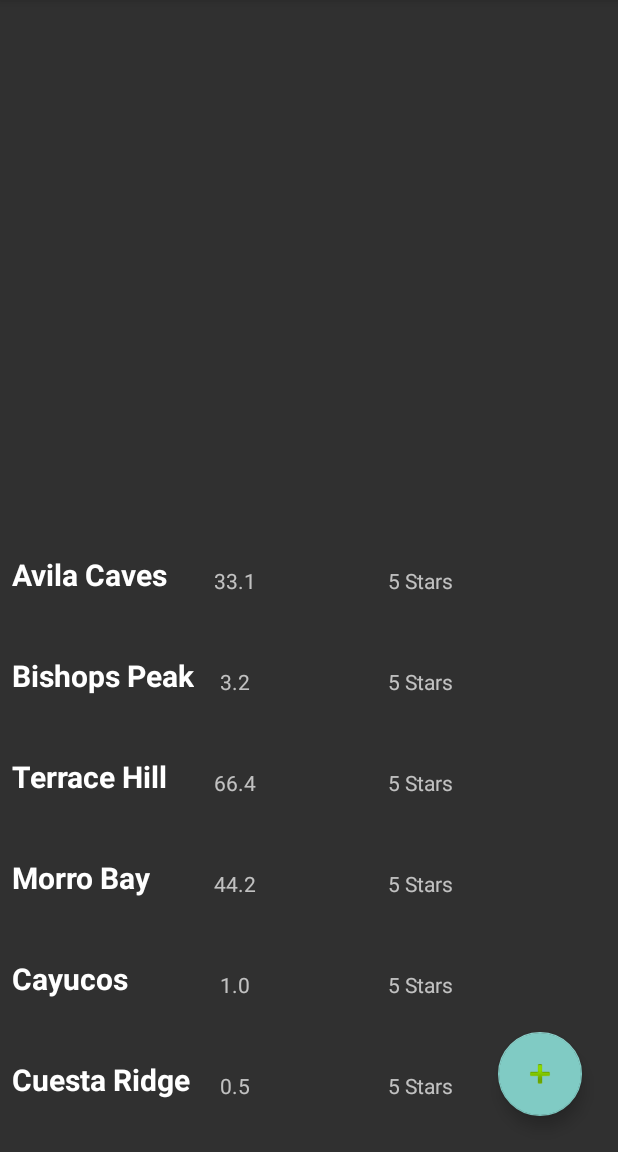
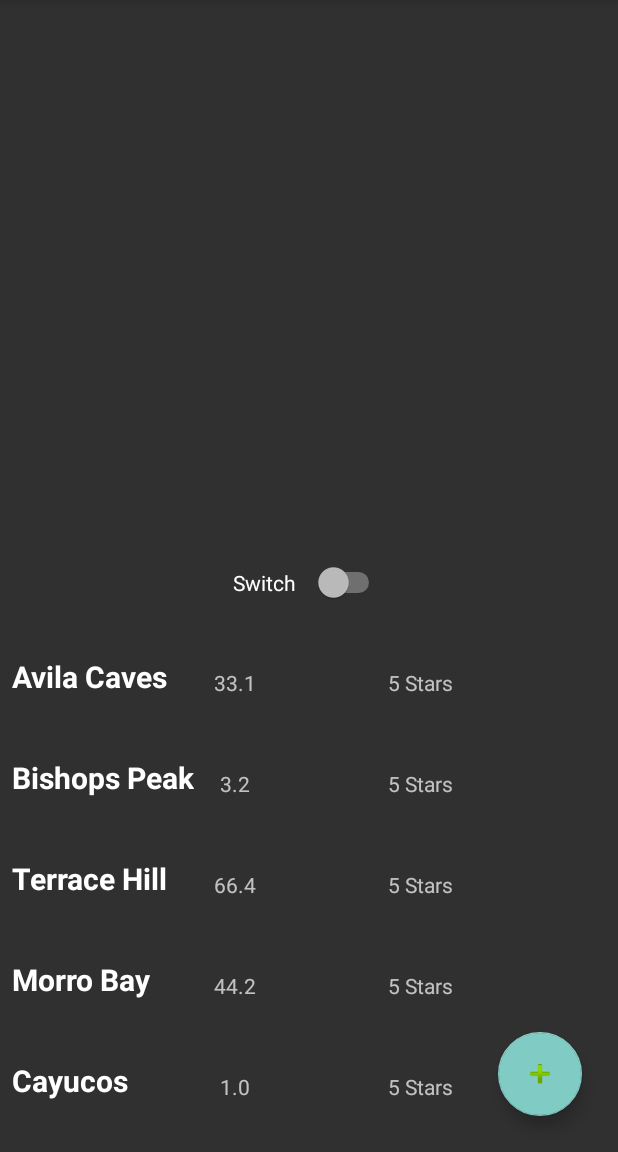
Before and after one commit to aegarro/WanderDots, an Android app: the screen it shows after launch (MainActivity), on a phone screen of 412 x 824 dp, the part 84-1236 px from its top. Run offline under Robolectric (Android 15) with nearby library versions, the phone set to English and light mode, and no system bars.

Commit message:
Adding switch for toggling between adventures and dots in FindView

```diff
--- a/app/src/main/java/com/example/wanderdots/MainActivity.java
+++ b/app/src/main/java/com/example/wanderdots/MainActivity.java
@@ -34,7 +34,6 @@ public class MainActivity extends AppCompatActivity {
         main_list.setLayoutManager(new LinearLayoutManager(this));
         main_list.setAdapter(dotListAdapter);
 
-
         dotList.add(new Dot(32, "Avila Caves", "Cool Caves", 33.1, 127.6, 36));
         dotList.add(new Dot(32, "Bishops Peak", "Cool Caves", 3.2, 127.6, 36));
         dotList.add(new Dot(32, "Terrace Hill", "Cool Caves", 66.4, 127.6, 36));
@@ -42,7 +41,6 @@ public class MainActivity extends AppCompatActivity {
         dotList.add(new Dot(32, "Cayucos", "Cool Caves", 1.0, 127.6, 36));
         dotList.add(new Dot(32, "Cuesta Ridge", "Cool Caves", 0.5, 127.6, 36));
         dotListAdapter.notifyDataSetChanged();
-
 
         newDotBtn.setOnClickListener(new View.OnClickListener() {
             @Override
@@ -52,7 +50,6 @@ public class MainActivity extends AppCompatActivity {
             }
         });
 
-
         /* TODO: this needs to be wrapped in an if to see if the user is
             is already logged in */
         /*Intent intent = new Intent(this, LoginActivity.class);
--- a/app/src/main/res/layout/activity_main.xml
+++ b/app/src/main/res/layout/activity_main.xml
@@ -20,7 +20,7 @@
         app:layout_constraintBottom_toBottomOf="parent"
         app:layout_constraintEnd_toEndOf="parent"
         app:layout_constraintStart_toStartOf="parent"
-        app:layout_constraintTop_toTopOf="@+id/guideline45" >
+        app:layout_constraintTop_toBottomOf="@+id/switch1">
 
     </android.support.v7.widget.RecyclerView>
 
@@ -34,4 +34,17 @@
         app:layout_constraintBottom_toBottomOf="parent"
         app:layout_constraintEnd_toEndOf="parent"
         app:srcCompat="@android:drawable/ic_input_add" />
+
+    <Switch
+        android:id="@+id/switch1"
+        android:layout_width="101dp"
+        android:layout_height="50dp"
+        android:layout_marginStart="8dp"
+        android:layout_marginTop="8dp"
+        android:layout_marginEnd="8dp"
+        android:text="Switch"
+        app:layout_constraintBottom_toBottomOf="parent"
+        app:layout_constraintEnd_toEndOf="parent"
+        app:layout_constraintStart_toStartOf="parent"
+        app:layout_constraintTop_toTopOf="parent" />
 </android.support.constraint.ConstraintLayout>
```
